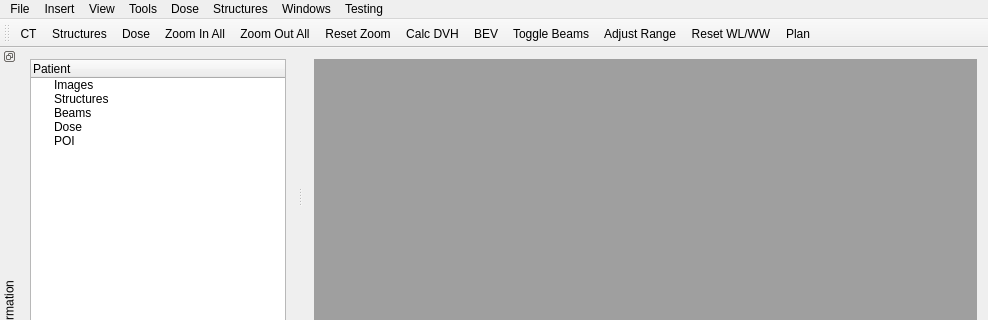
Above: mainwindow.ui from Jothy/KIMView before the change; both pictures show x 0 to 988 and y 0 to 320 of the 988 by 586 pixel window. Below: the same form after it.
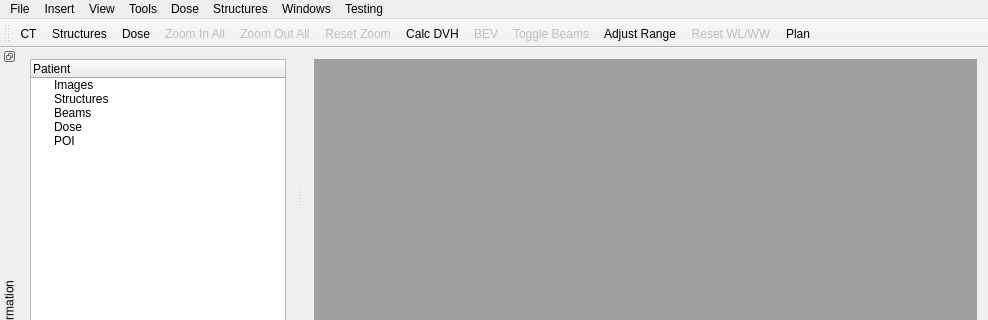
That is the form after the change. Icons and pictures are not drawn.

Commit message: Exception handling implmented, so work needs to be doen for actionImportCT

```diff
--- a/mainwindow.ui
+++ b/mainwindow.ui
@@ -368,6 +368,9 @@
    </widget>
   </widget>
   <action name="actionZoom_In_All">
+   <property name="enabled">
+    <bool>false</bool>
+   </property>
    <property name="icon">
     <iconset resource="RC.qrc">
      <normaloff>:/Icons/zoom in.png</normaloff>:/Icons/zoom in.png</iconset>
@@ -380,6 +383,9 @@
    </property>
   </action>
   <action name="actionZoom_Out_All">
+   <property name="enabled">
+    <bool>false</bool>
+   </property>
    <property name="icon">
     <iconset resource="RC.qrc">
      <normaloff>:/Icons/zoom out.png</normaloff>:/Icons/zoom out.png</iconset>
@@ -392,6 +398,9 @@
    </property>
   </action>
   <action name="actionReset_Zoom">
+   <property name="enabled">
+    <bool>false</bool>
+   </property>
    <property name="icon">
     <iconset resource="RC.qrc">
      <normaloff>:/Icons/zoom.png</normaloff>:/Icons/zoom.png</iconset>
@@ -461,6 +470,9 @@
    <property name="checkable">
     <bool>true</bool>
    </property>
+   <property name="enabled">
+    <bool>false</bool>
+   </property>
    <property name="icon">
     <iconset resource="RC.qrc">
      <normaloff>:/Icons/BEV.PNG</normaloff>:/Icons/BEV.PNG</iconset>
@@ -491,6 +503,9 @@
    </property>
   </action>
   <action name="actionShowBeams">
+   <property name="enabled">
+    <bool>false</bool>
+   </property>
    <property name="icon">
     <iconset resource="RC.qrc">
      <normaloff>:/Icons/Beam.png</normaloff>:/Icons/Beam.png</iconset>
@@ -567,6 +582,9 @@
    </property>
   </action>
   <action name="actionReset_WL_WW">
+   <property name="enabled">
+    <bool>false</bool>
+   </property>
    <property name="icon">
     <iconset resource="RC.qrc">
      <normaloff>:/Icons/Contrast.png</normaloff>:/Icons/Contrast.png</iconset>
```
Left out of the diff: 15 changed lines with no effect on the pictures. The commit also changes 2 other files.
